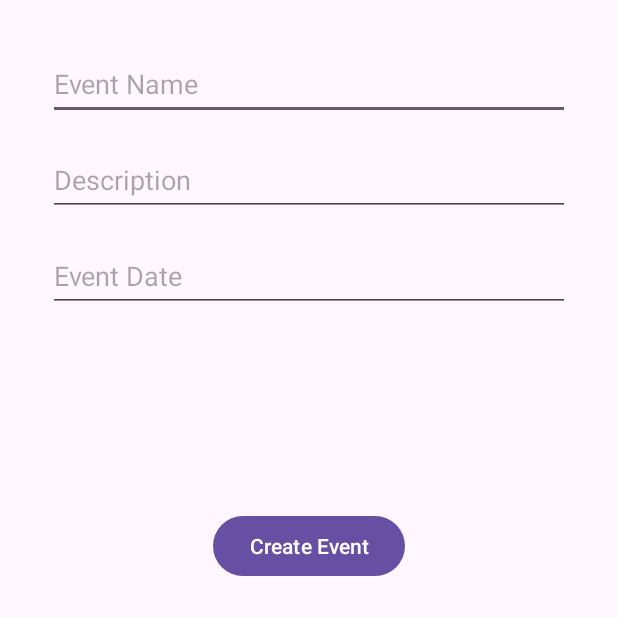
After one commit to Junior18tm/SalemCircleAndroid, an Android app: the CreateEventsActivity screen opened directly, with no data from a screen before it, on a phone screen of 412 x 824 dp, the top half of it. The commit adds this screen. Run offline under Robolectric (Android 15) with nearby library versions, the phone set to English and light mode, and no system bars; network calls fail.

Commit message:
create events/ user model changes

```diff
--- a/app/src/main/AndroidManifest.xml
+++ b/app/src/main/AndroidManifest.xml
@@ -26,6 +26,9 @@
         <activity android:name=".EventsActivity" />
         <activity android:name=".SignUpActivity"/>
         <activity android:name=".LoginActivity"/>
+        <activity android:name=".CreateEventsActivity">
+
+        </activity>
     </application>
 
 </manifest>
--- /dev/null
+++ b/app/src/main/java/com/example/salemcircle/CreateEventsActivity.java
@@ -0,0 +1,37 @@
+package com.example.salemcircle;
+
+import android.os.Bundle;
+import android.view.View;
+import android.widget.Button;
+import android.widget.EditText;
+import androidx.appcompat.app.AppCompatActivity;
+
+public class CreateEventsActivity extends AppCompatActivity {
+
+    private EditText eventNameEditText, eventDescriptionEditText;
+    private Button createEventButton;
+
+    @Override
+    protected void onCreate(Bundle savedInstanceState) {
+        super.onCreate(savedInstanceState);
+        setContentView(R.layout.activity_create_events);
+
+        eventNameEditText = findViewById(R.id.eventName);
+        eventDescriptionEditText = findViewById(R.id.eventDescription);
+        createEventButton = findViewById(R.id.createEventButton);
+
+        createEventButton.setOnClickListener(new View.OnClickListener() {
+            @Override
+            public void onClick(View view) {
+                createEvent();
+            }
+        });
+    }
+
+    private void createEvent() {
+        String eventName = eventNameEditText.getText().toString().trim();
+        String eventDescription = eventDescriptionEditText.getText().toString().trim();
+
+        // TODO: Implement event creation logic, e.g., API call to backend
+    }
+}
--- a/app/src/main/java/com/example/salemcircle/LoginActivity.java
+++ b/app/src/main/java/com/example/salemcircle/LoginActivity.java
@@ -43,7 +43,7 @@ public class LoginActivity extends AppCompatActivity {
         String username = usernameEditText.getText().toString().trim();
         String password = passwordEditText.getText().toString().trim();
 
-        UserModel user = new UserModel(username, null, password); // Email is null bc not required for login
+        UserModel user = new UserModel(username, null, password, null, null, null); // Email, name, role, profilepic are null bc not required for login
 
         ApiService apiService = RetrofitClient.getClient(getApplicationContext()).create(ApiService.class);
         apiService.login(user).enqueue(new Callback<LoginResponse>() {
@@ -51,8 +51,10 @@ public class LoginActivity extends AppCompatActivity {
             public void onResponse(Call<LoginResponse> call, Response<LoginResponse> response) {
                 if (response.isSuccessful()) {
                     String accessToken = response.body().getAccessToken();
+                    String userRole = response.body().getUserRole(); // Ensure your LoginResponse includes the role
+
                     SecurityUtils.storeAccessToken(getApplicationContext(), accessToken);
-
+                    SecurityUtils.storeUserRole(getApplicationContext(), userRole);
                     // Navigate to new activity
                     Intent intent = new Intent(LoginActivity.this, MainActivity.class);
                     intent.putExtra("SHOW_PROFILE", true);
--- a/app/src/main/java/com/example/salemcircle/SignUpActivity.java
+++ b/app/src/main/java/com/example/salemcircle/SignUpActivity.java
@@ -61,7 +61,7 @@ public class SignUpActivity extends AppCompatActivity {
         }
 
         // Proceed with creating the user and making the sign-up request
-        UserModel newUser = new UserModel(username, email, password);
+        UserModel newUser = new UserModel(username, email, password, "", "user", "");
 
         ApiService apiService = RetrofitClient.getClient(getApplicationContext()).create(ApiService.class);
         apiService.signUp(newUser).enqueue(new Callback<UserModel>() {
@@ -70,7 +70,7 @@ public class SignUpActivity extends AppCompatActivity {
                 if (response.isSuccessful()) {
                     Toast.makeText(SignUpActivity.this, "Sign up successful", Toast.LENGTH_SHORT).show();
                     // Optionally navigate to another activity
-                    Intent intent = new Intent(SignUpActivity.this, EventsActivity.class);
+                    Intent intent = new Intent(SignUpActivity.this, ProfileFragment.class);
                     startActivity(intent);
                 } else {
                     Toast.makeText(SignUpActivity.this, "Sign up failed: " + response.message(), Toast.LENGTH_SHORT).show();
--- a/app/src/main/java/network/ApiService.java
+++ b/app/src/main/java/network/ApiService.java
@@ -13,7 +13,7 @@ public interface ApiService {
 
     // USERS
     @POST("user/signup")
-    Call<UserModel> signUp(@Body UserModel user);
+    Call<UserModel> signUp(@Body UserModel User);
     @POST("user/login")
     Call<LoginResponse> login(@Body UserModel user);
 }
--- /dev/null
+++ b/app/src/main/res/layout/activity_create_events.xml
@@ -0,0 +1,57 @@
+<?xml version="1.0" encoding="utf-8"?>
+<androidx.constraintlayout.widget.ConstraintLayout xmlns:android="http://schemas.android.com/apk/res/android"
+    xmlns:app="http://schemas.android.com/apk/res-auto"
+    xmlns:tools="http://schemas.android.com/tools"
+    android:layout_width="match_parent"
+    android:layout_height="match_parent"
+    tools:context=".CreateEventsActivity">
+
+    <EditText
+        android:id="@+id/eventNameEditText"
+        android:layout_width="0dp"
+        android:layout_height="48dp"
+        android:layout_marginStart="32dp"
+        android:layout_marginTop="32dp"
+        android:layout_marginEnd="32dp"
+        android:hint="@string/event_name_hint"
+        app:layout_constraintTop_toTopOf="parent"
+        app:layout_constraintStart_toStartOf="parent"
+        app:layout_constraintEnd_toEndOf="parent" />
+
+    <EditText
+        android:id="@+id/eventDescriptionEditText"
+        android:layout_width="0dp"
+        android:layout_height="48dp"
+        android:layout_marginStart="32dp"
+        android:layout_marginTop="16dp"
+        android:layout_marginEnd="32dp"
+        android:hint="@string/event_description_hint"
+        app:layout_constraintTop_toBottomOf="@+id/eventNameEditText"
+        app:layout_constraintStart_toStartOf="parent"
+        app:layout_constraintEnd_toEndOf="parent"
+        android:inputType="textMultiLine" />
+
+    <EditText
+        android:id="@+id/eventDateEditText"
+        android:layout_width="0dp"
+        android:layout_height="48dp"
+        android:layout_marginStart="32dp"
+        android:layout_marginTop="16dp"
+        android:layout_marginEnd="32dp"
+        android:hint="@string/event_date_hint"
+        app:layout_constraintTop_toBottomOf="@+id/eventDescriptionEditText"
+        app:layout_constraintStart_toStartOf="parent"
+        app:layout_constraintEnd_toEndOf="parent"
+        android:inputType="datetime" />
+
+    <Button
+        android:id="@+id/createEventButton"
+        android:layout_width="wrap_content"
+        android:layout_height="wrap_content"
+        android:layout_marginTop="132dp"
+        android:text="@string/create_event"
+        app:layout_constraintEnd_toEndOf="parent"
+        app:layout_constraintStart_toStartOf="parent"
+        app:layout_constraintTop_toBottomOf="@+id/eventDateEditText" />
+
+</androidx.constraintlayout.widget.ConstraintLayout>
--- /dev/null
+++ b/app/src/main/res/values/dimens.xml
@@ -0,0 +1,4 @@
+<?xml version="1.0" encoding="utf-8"?>
+<resources>
+    <dimen name="fab_margin">16dp</dimen>
+</resources>
--- a/app/src/main/res/values/strings.xml
+++ b/app/src/main/res/values/strings.xml
@@ -7,4 +7,8 @@
     <string name="profile">Profile</string>
     <string name="WelcomeMessage">Salem, famous for its historical significance, draws countless visitors yearly. Our app, Salem Circle, aims to enhance the city experience. It will feature \'Events\'—social gatherings for entertainment, exploration, and community engagement.</string>
     <string name="welcome_to_salem_circle">Welcome to Salem Circle</string>
+    <string name="create_event">Create Event</string>
+    <string name="event_date_hint">Event Date</string>
+    <string name="event_name_hint">Event Name</string>
+    <string name="event_description_hint">Description</string>
 </resources>
```
Also changed, not shown: app/src/main/java/com/example/salemcircle/EventsFragment.java (+21 -3 lines), app/src/main/java/models/LoginResponse.java (+10 -1 lines), app/src/main/java/models/UserModel.java (+20 -19 lines), app/src/main/java/utils/SecurityUtils.java (+48 -0 lines), app/src/main/res/layout/fragment_events.xml (+16 -2 lines).
